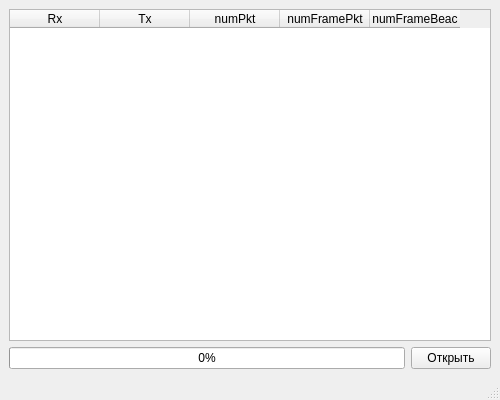
Above: mywidget.ui from RuSichPT/ParseWareshark_QT before the change. Below: the same form after it.
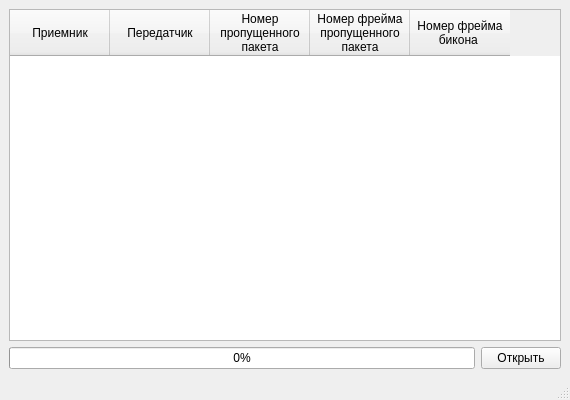
That is the form after the change.

The edit to the form file:
```diff
--- a/mywidget.ui
+++ b/mywidget.ui
@@ -6,7 +6,7 @@
    <rect>
     <x>0</x>
     <y>0</y>
-    <width>500</width>
+    <width>570</width>
     <height>400</height>
    </rect>
   </property>
@@ -21,34 +21,39 @@
        <bool>true</bool>
       </property>
       <attribute name="horizontalHeaderDefaultSectionSize">
-       <number>90</number>
+       <number>100</number>
       </attribute>
       <attribute name="verticalHeaderDefaultSectionSize">
        <number>23</number>
       </attribute>
       <column>
        <property name="text">
-        <string>Rx</string>
+        <string>Приемник</string>
        </property>
       </column>
       <column>
        <property name="text">
-        <string>Tx</string>
+        <string>Передатчик</string>
        </property>
       </column>
       <column>
        <property name="text">
-        <string>numPkt</string>
+        <string>Номер
+пропущенного
+пакета</string>
        </property>
       </column>
       <column>
        <property name="text">
-        <string>numFramePkt</string>
+        <string>Номер фрейма
+пропущенного
+пакета</string>
        </property>
       </column>
       <column>
        <property name="text">
-        <string>numFrameBeac</string>
+        <string>Номер фрейма
+бикона </string>
        </property>
       </column>
      </widget>
```
Left out of the diff: 2 changed lines with no effect on the pictures.
